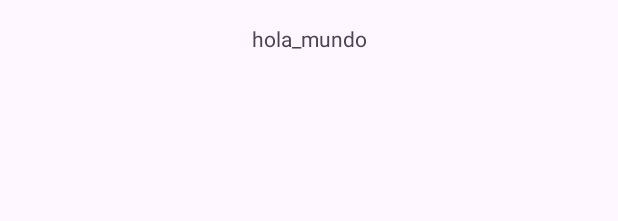
After one commit to GonzaloMModic/final-am-acn4av-modic, an Android app: the layout activity_detalle.xml on its own in the app's theme, with its tools: preview values and no code run, on a phone screen of 412 x 824 dp. The commit adds this screen. Shown: the top 221 px of the screen. Run offline under Robolectric (Android 15) with nearby library versions, the phone set to English and light mode, and no system bars.

Commit message:
feat: agregar pantalla de detalle y adapter para mostrar frases
- Crear clase FraseAdapter para RecyclerView
- Crear clase DetalleActivity para mostrar detalle de frase
- Agregar layout activity_detalle.xml

```diff
--- /dev/null
+++ b/app/src/main/res/layout/activity_detalle.xml
@@ -0,0 +1,21 @@
+<?xml version="1.0" encoding="utf-8"?>
+<androidx.constraintlayout.widget.ConstraintLayout
+    xmlns:android="http://schemas.android.com/apk/res/android"
+    xmlns:app="http://schemas.android.com/apk/res-auto"
+    xmlns:tools="http://schemas.android.com/tools"
+    android:id="@+id/main"
+    android:layout_width="match_parent"
+    android:layout_height="match_parent"
+    tools:context=".DetalleActivity">
+
+    <TextView
+        android:id="@+id/textoFraseDetalle"
+        android:layout_width="wrap_content"
+        android:layout_height="wrap_content"
+        android:text="@string/hello"
+        app:layout_constraintTop_toTopOf="parent"
+        app:layout_constraintStart_toStartOf="parent"
+        app:layout_constraintEnd_toEndOf="parent"
+        android:layout_marginTop="16dp" />
+
+</androidx.constraintlayout.widget.ConstraintLayout>
--- a/app/src/main/res/values/strings.xml
+++ b/app/src/main/res/values/strings.xml
@@ -10,4 +10,5 @@
     <string name="btn_nuevas_frases">boton para agregar nuevas frases</string>
     <string name="sin_frases">Aún no hay frases favoritas</string>
     <string name="img_matecito_nivel_uso">Imágen matecito para nivel de uso</string>
+    <string name="hello">hola_mundo</string>
 </resources>
```
Also changed, not shown: app/src/main/java/com/example/am_acn4av_modic/DetalleActivity.java (added, +34 -0 lines), app/src/main/java/com/example/am_acn4av_modic/FraseAdapter.java (added, +76 -0 lines), app/src/main/res/layout/item_frase.xml (+10 -4 lines).
